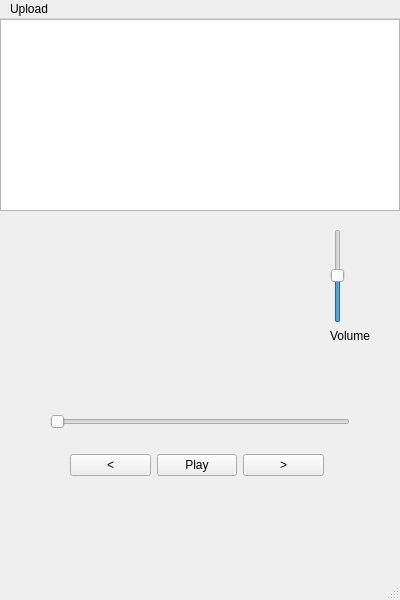
The window that podcast_pro/mainwindow.ui (devtamer/podcast-pro) describes before a commit, drawn with Qt 5.
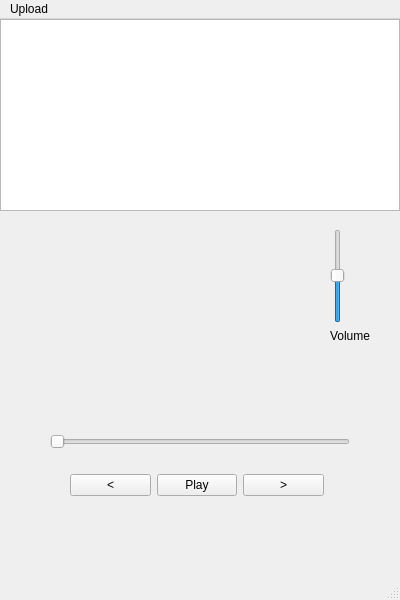
The same window after the commit.

Commit message: most recent

Diff of the .ui file:
```diff
--- a/podcast_pro/mainwindow.ui
+++ b/podcast_pro/mainwindow.ui
@@ -24,7 +24,7 @@
     <property name="geometry">
      <rect>
       <x>50</x>
-      <y>390</y>
+      <y>410</y>
       <width>300</width>
       <height>25</height>
      </rect>
@@ -82,7 +82,7 @@
     <property name="geometry">
      <rect>
       <x>70</x>
-      <y>430</y>
+      <y>450</y>
       <width>254</width>
       <height>32</height>
      </rect>
@@ -114,21 +114,21 @@
    <widget class="QLabel" name="coverArtLabel">
     <property name="geometry">
      <rect>
-      <x>70</x>
-      <y>210</y>
-      <width>241</width>
-      <height>121</height>
+      <x>60</x>
+      <y>220</y>
+      <width>281</width>
+      <height>141</height>
      </rect>
     </property>
     <property name="text">
      <string/>
     </property>
    </widget>
-   <widget class="QWidget" name="">
+   <widget class="QWidget" name="layoutWidget">
     <property name="geometry">
      <rect>
       <x>60</x>
-      <y>351</y>
+      <y>371</y>
       <width>281</width>
       <height>44</height>
      </rect>
```
Left out of the diff: 2 changed lines with no effect on the pictures. The commit also changes 1 other file.
